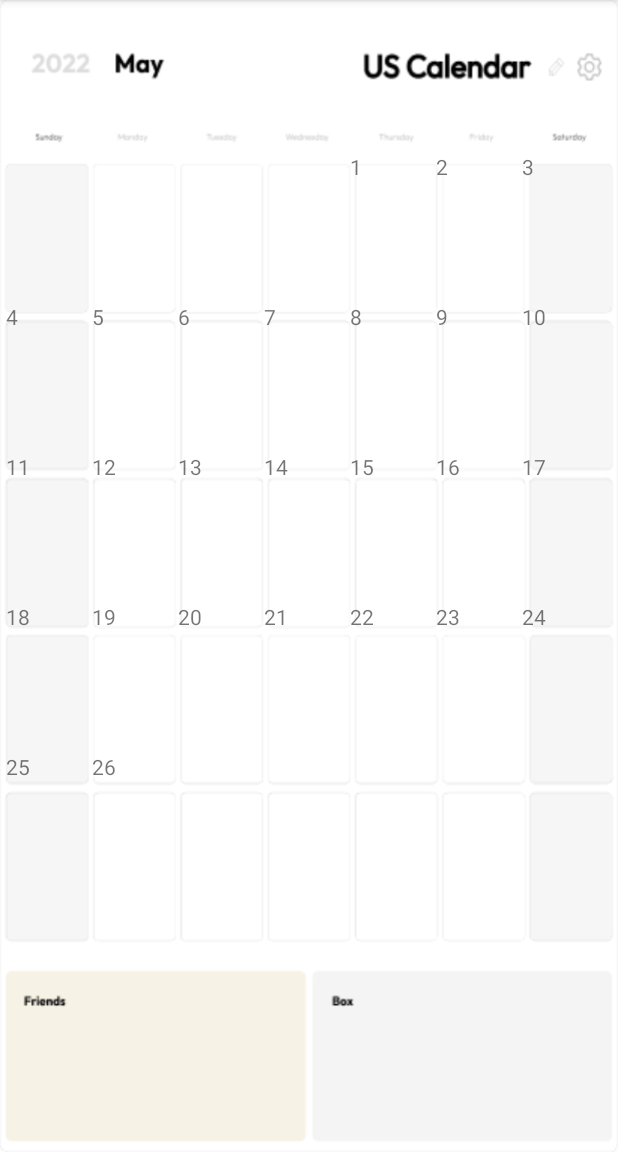
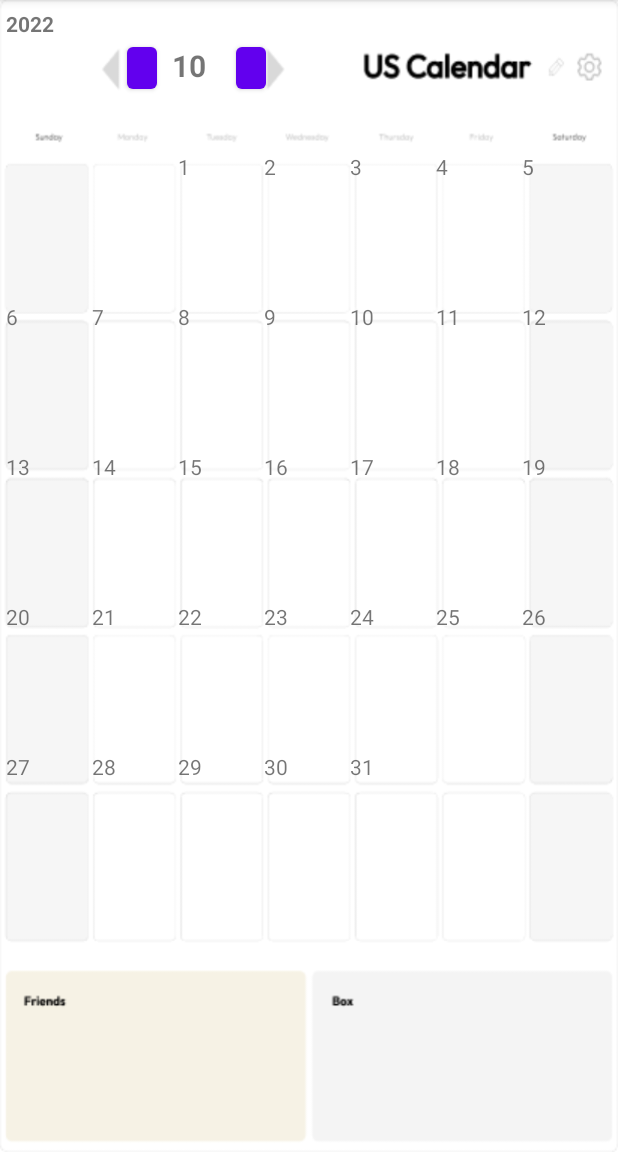
Before and after one commit to notice6143/Object-Oriented-Programming-Team-7, an Android app: the CalendarActivity screen opened directly, with no data from a screen before it, on a phone screen of 412 x 824 dp, the part 84-1236 px from its top. Run offline under Robolectric (Android 15) with nearby library versions, the phone set to English and light mode, and no system bars.

Commit message:
캘린더 앞 뒤 이동 ok @달을 영어로 표현 + 달이 하나씩 밀려서 나옴 index처럼, 을 수정해야함

```diff
--- a/app/src/main/java/com/example/myprojectteam7/CalendarActivity.kt
+++ b/app/src/main/java/com/example/myprojectteam7/CalendarActivity.kt
@@ -20,6 +20,7 @@ class CalendarActivity : AppCompatActivity() {      //달력이 구동되는 위
     var month = cal.get(Calendar.MONTH)
 
     var nowcal = Mycalender(year,month)
+
     override fun onCreate(savedInstanceState: Bundle?) {
         super.onCreate(savedInstanceState)
         binding = ActivityCalendarBinding.inflate(layoutInflater)
@@ -27,5 +28,37 @@ class CalendarActivity : AppCompatActivity() {      //달력이 구동되는 위
 
         binding.recDays.layoutManager = LinearLayoutManager(this)
         binding.recDays.adapter = CalenderAdapter(nowcal)
+        binding.txtMonth.text = month.toString()        //달을 영어로 바꾸는 함수 필 달이 하나 작게 나옴
+        binding.txtYear.text = year.toString()          //달이 하나 작게 나와서 -> 년도 늦게 바뀜
+
+        binding.btnBack.setOnClickListener {
+            month--
+            if(month == 0){
+                month = 12
+                year--
+            }
+
+            nowcal = Mycalender(year, month)
+
+            binding.recDays.layoutManager = LinearLayoutManager(this)
+            binding.recDays.adapter = CalenderAdapter(nowcal)
+            binding.txtMonth.text = month.toString()        //달을 영어로 바꾸는 함수 필
+            binding.txtYear.text = year.toString()
+        }
+
+        binding.btnNext.setOnClickListener {
+            month++
+            if(month == 13){
+                month = 1
+                year++
+            }
+
+            nowcal = Mycalender(year, month)
+
+            binding.recDays.layoutManager = LinearLayoutManager(this)
+            binding.recDays.adapter = CalenderAdapter(nowcal)
+            binding.txtMonth.text = month.toString()        //달을 영어로 바꾸는 함수 필
+            binding.txtYear.text = year.toString()
+        }
     }
 }
--- a/app/src/main/java/com/example/myprojectteam7/Mycalender.kt
+++ b/app/src/main/java/com/example/myprojectteam7/Mycalender.kt
@@ -3,18 +3,21 @@ package com.example.myprojectteam7
 import java.util.Calendar
 
 class Mycalender( var year: Int,  var month: Int) {
+    //달을 옮기려면 Calender.set()쓰면 된다고 합니다
+    val cal = Calendar.getInstance()
+    var dayOfWeek = 0
 
-    val cal = Calendar.getInstance()
-    val dayOfWeek = Calendar.DAY_OF_WEEK
-    val date = cal.get(Calendar.DATE)
-    val firstday = (dayOfWeek + 8 - date % 7) % 7
-    var maxDay = cal.getActualMaximum(Calendar.DAY_OF_MONTH)
+    init {
+        cal.set(year, month, cal.get(Calendar.DATE))
+        dayOfWeek = cal.get(Calendar.DAY_OF_WEEK)
+    }
+
+    val firstday = (dayOfWeek + 8 - cal.get(Calendar.DATE) % 7) % 7
+    var maxDay = cal.getMaximum(Calendar.DAY_OF_MONTH)  //달 마다 요일 수 구하기
 
     val dayList = makeDayList()
     val weekDayList = weekList(dayList)
 
-    init {
-    }
 
     fun makeDayList(): List<Day>{
         val temp = mutableListOf<Day>()
@@ -23,7 +26,7 @@ class Mycalender( var year: Int,  var month: Int) {
         for(i in 1 until firstday){
             temp.add(Day(""))
         }
-        for(i in firstday .. maxDay){
+        for(i in 1 .. maxDay){
             temp.add(Day("$idx"))
             idx++
         }
--- a/app/src/main/res/layout/activity_calendar.xml
+++ b/app/src/main/res/layout/activity_calendar.xml
@@ -4,7 +4,7 @@
     xmlns:tools="http://schemas.android.com/tools"
     android:layout_width="match_parent"
     android:layout_height="match_parent"
-    android:background="@drawable/calender"
+    android:background="@drawable/background"
     tools:context=".LoginActivity">
 
     <androidx.recyclerview.widget.RecyclerView
@@ -16,4 +16,56 @@
         app:layout_constraintStart_toStartOf="parent"
         app:layout_constraintTop_toTopOf="parent" />
 
+    <TextView
+        android:id="@+id/txt_month"
+        android:layout_width="wrap_content"
+        android:layout_height="wrap_content"
+        android:layout_marginTop="30dp"
+        android:layout_marginEnd="20dp"
+        android:text="March"
+        android:textSize="20sp"
+        android:textStyle="bold"
+        app:layout_constraintEnd_toStartOf="@+id/btn_next"
+        app:layout_constraintHorizontal_bias="0.5"
+        app:layout_constraintStart_toEndOf="@+id/btn_back"
+        app:layout_constraintTop_toTopOf="parent" />
+
+    <Button
+        android:id="@+id/btn_back"
+        android:layout_width="20dp"
+        android:layout_height="40dp"
+        android:layout_marginTop="25dp"
+        android:layout_marginEnd="10dp"
+        android:text="-1"
+        android:visibility="visible"
+        app:layout_constraintEnd_toStartOf="@+id/txt_month"
+        app:layout_constraintHorizontal_bias="0.5"
+        app:layout_constraintHorizontal_chainStyle="packed"
+        app:layout_constraintStart_toStartOf="parent"
+        app:layout_constraintTop_toTopOf="parent" />
+
+    <Button
+        android:id="@+id/btn_next"
+        android:layout_width="20dp"
+        android:layout_height="40dp"
+        android:layout_marginTop="25dp"
+        android:layout_marginEnd="150dp"
+        android:text="+1"
+        android:visibility="visible"
+        app:layout_constraintEnd_toEndOf="parent"
+        app:layout_constraintHorizontal_bias="0.5"
+        app:layout_constraintStart_toEndOf="@+id/txt_month"
+        app:layout_constraintTop_toTopOf="parent" />
+
+    <TextView
+        android:id="@+id/txt_year"
+        android:layout_width="65dp"
+        android:layout_height="20dp"
+        android:layout_marginStart="4dp"
+        android:layout_marginTop="6dp"
+        android:text="2022"
+        android:textStyle="bold"
+        app:layout_constraintStart_toStartOf="parent"
+        app:layout_constraintTop_toTopOf="parent" />
+
 </androidx.constraintlayout.widget.ConstraintLayout>
```
Also changed, not shown: app/src/main/AndroidManifest.xml (line endings or trailing spaces), app/src/main/res/drawable-v24/background.png (added).
